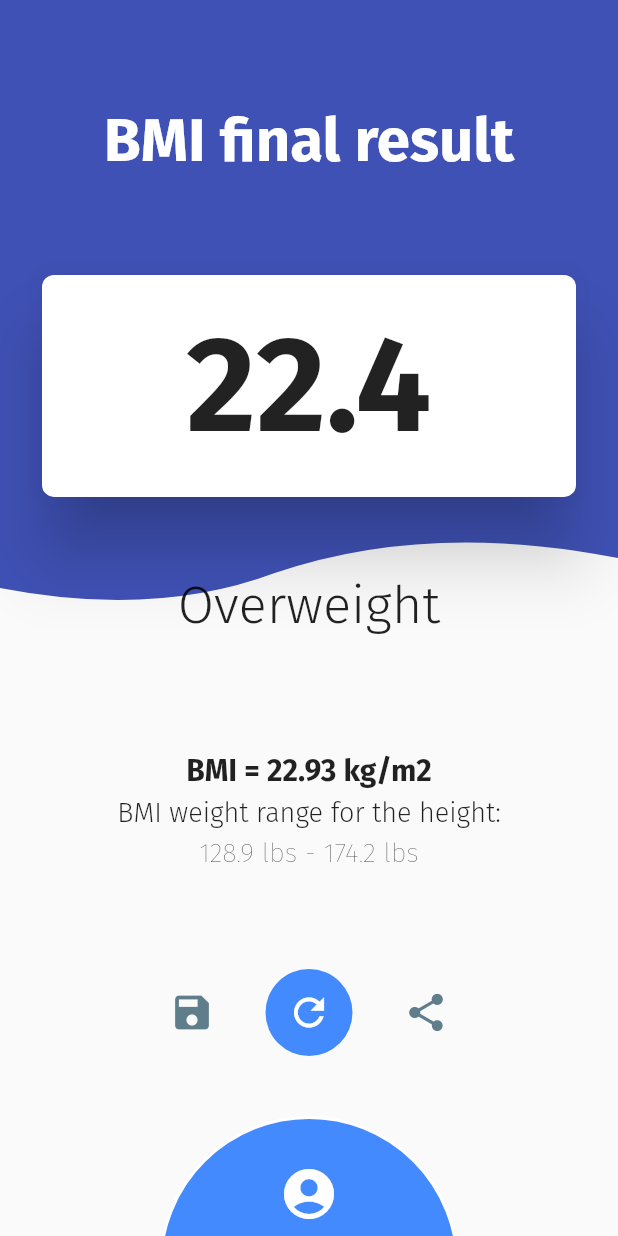
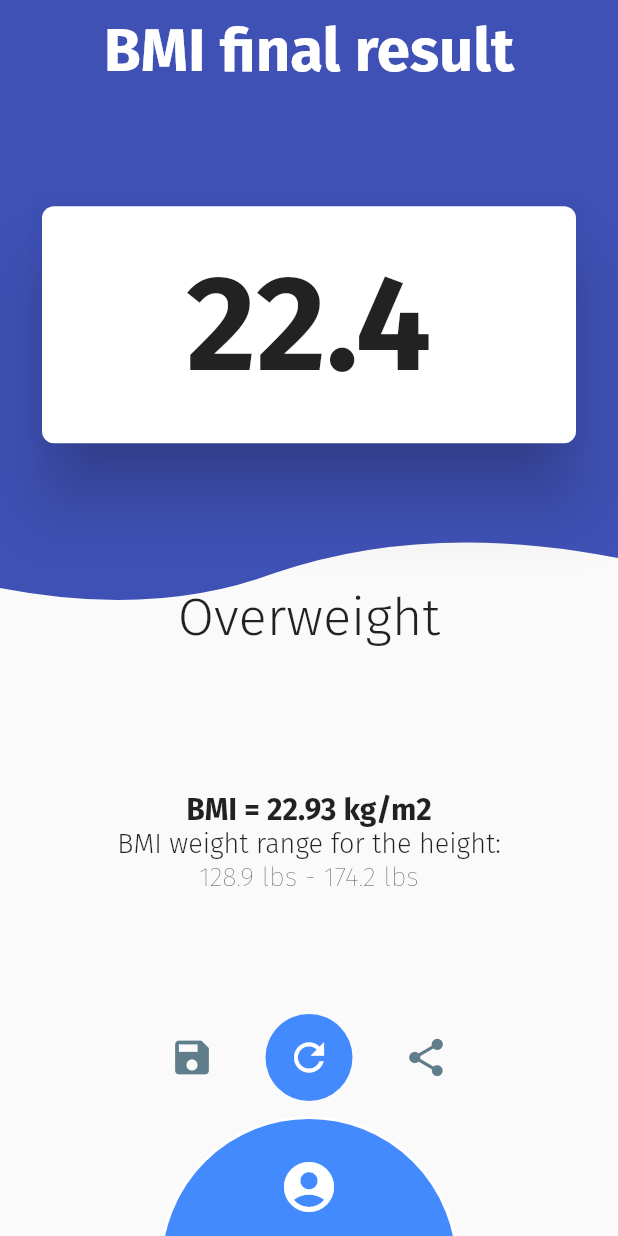
Before and after one commit to FabianVarela/bmi_calculator, a Flutter app: the ResultUI screen opened directly, on a phone screen of 412 x 824 dp. Run offline on Flutter 3.47's test engine with Material 2 defaults, Android fonts, the phone set to English and light mode, and no system bars; our stand-ins replace flutter_svg.

Commit message:
Modify UI main screens

```diff
--- a/lib/ui/result.ui.dart
+++ b/lib/ui/result.ui.dart
@@ -27,9 +27,9 @@ class _ResultUIState extends State<ResultUI> {
             child: Container(
               padding: EdgeInsets.fromLTRB(
                 Responsive.getInstance().setWidth(24),
-                Responsive.getInstance().setHeight(50),
+                Responsive.getInstance().setHeight(10),
                 Responsive.getInstance().setWidth(24),
-                Responsive.getInstance().setHeight(120),
+                Responsive.getInstance().setHeight(90),
               ),
               width: MediaQuery.of(context).size.width,
               height: MediaQuery.of(context).size.height,
@@ -60,11 +60,9 @@ class _ResultUIState extends State<ResultUI> {
   }
 
   Widget _setTitle() {
-    return Padding(
-      padding: EdgeInsets.only(
-        top: Responsive.getInstance().setHeight(20),
-        bottom: Responsive.getInstance().setHeight(30),
-      ),
+    return SafeArea(
+      top: true,
+      bottom: false,
       child: Text(
         'BMI final result',
         textAlign: TextAlign.center,
@@ -78,14 +76,16 @@ class _ResultUIState extends State<ResultUI> {
   }
 
   Widget _setCardResult() {
-    return Card(
+    return Padding(
+      padding: EdgeInsets.symmetric(vertical: 15),
+      child: Card(
         shape: RoundedRectangleBorder(
           borderRadius: BorderRadius.circular(8),
         ),
         elevation: 20,
         child: Padding(
           padding: EdgeInsets.symmetric(
-          vertical: Responsive.getInstance().setHeight(20),
+            vertical: Responsive.getInstance().setHeight(25),
           ),
           child: Text(
             '22.4',
@@ -96,13 +96,14 @@ class _ResultUIState extends State<ResultUI> {
             ),
           ),
         ),
+      ),
     );
   }
 
   Widget _setTextResult() {
     return Padding(
       padding: EdgeInsets.symmetric(
-        vertical: Responsive.getInstance().setHeight(16),
+        vertical: Responsive.getInstance().setHeight(15),
       ),
       child: Text(
         'Overweight',
@@ -118,45 +119,30 @@ class _ResultUIState extends State<ResultUI> {
   Widget _setMessage() {
     return Padding(
       padding: EdgeInsets.symmetric(
-        vertical: Responsive.getInstance().setHeight(30),
+        vertical: Responsive.getInstance().setHeight(20),
       ),
       child: Column(
         mainAxisAlignment: MainAxisAlignment.center,
         children: <Widget>[
-          Padding(
-            padding: EdgeInsets.only(
-              bottom: Responsive.getInstance().setHeight(5),
-            ),
-            child: Text(
+          Text(
             'BMI = 22.93 kg/m2',
             style: TextStyle(
               fontSize: Responsive.getInstance().setSp(20),
               fontWeight: FontWeight.w600,
             ),
           ),
-          ),
-          Padding(
-            padding: EdgeInsets.only(
-              bottom: Responsive.getInstance().setHeight(5),
-            ),
-            child: Text(
+          Text(
             'BMI weight range for the height:',
             style: TextStyle(
               fontSize: Responsive.getInstance().setSp(18),
               fontWeight: FontWeight.w300,
             ),
           ),
-          ),
-          Padding(
-            padding: EdgeInsets.only(
-              bottom: Responsive.getInstance().setHeight(5),
-            ),
-            child: Text(
+          Text(
             '128.9 lbs - 174.2 lbs',
             style: TextStyle(
               fontSize: Responsive.getInstance().setSp(18),
               fontWeight: FontWeight.w200,
-              ),
             ),
           ),
         ],
@@ -214,7 +200,7 @@ class _ResultUIState extends State<ResultUI> {
           child: Container(
             width: Responsive.getInstance().setWidth(200),
             height: Responsive.getInstance().setHeight(200),
-            padding: EdgeInsets.all(30),
+            padding: EdgeInsets.all(25),
             decoration: BoxDecoration(
               color: Colors.blueAccent,
               border: Border.all(color: Colors.white, width: 2),
```
Also changed, not shown: lib/ui/home.ui.dart (+19 -12 lines). Lines whose indentation alone changed are shown as unchanged.
